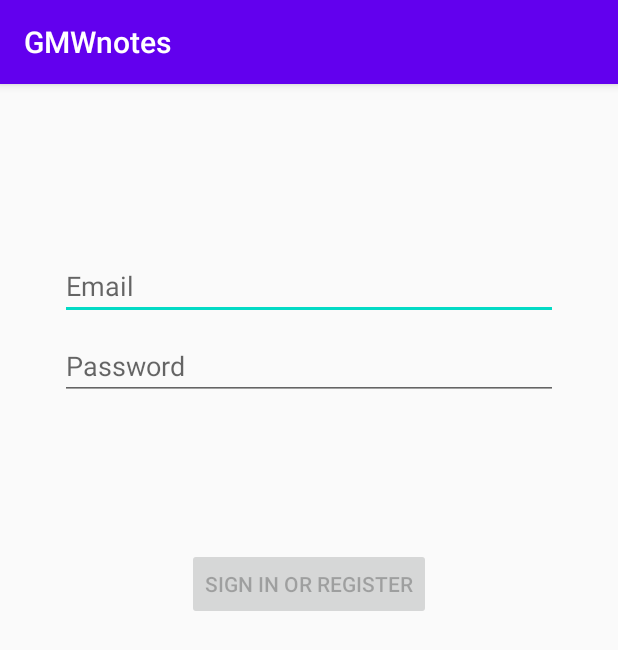
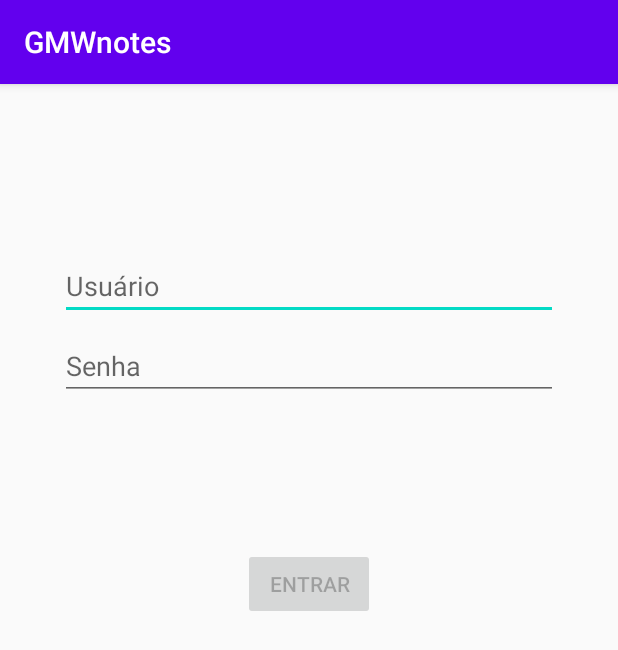
Before and after one commit to mateusmariano/GMWnotes, an Android app: the screen it shows after launch (LoginActivity), on a phone screen of 412 x 824 dp. Shown: the top 650 px of the screen. Run offline under Robolectric (Android 15) with nearby library versions, the phone set to English and light mode, and no system bars.

```diff
--- a/app/src/main/java/com/example/gmwnotes/data/model/LoggedInUser.java
+++ b/app/src/main/java/com/example/gmwnotes/data/model/LoggedInUser.java
@@ -7,10 +7,12 @@ public class LoggedInUser {
 
     private String userId;
     private String displayName;
+    private String password;
 
-    public LoggedInUser(String userId, String displayName) {
+    public LoggedInUser(String userId, String displayName, String password) {
         this.userId = userId;
         this.displayName = displayName;
+        this.password = password;
     }
 
     public String getUserId() {
@@ -20,4 +22,6 @@ public class LoggedInUser {
     public String getDisplayName() {
         return displayName;
     }
+
+    public String getPassword() {return password; }
 }
--- a/app/src/main/java/com/example/gmwnotes/ui/login/LoginActivity.java
+++ b/app/src/main/java/com/example/gmwnotes/ui/login/LoginActivity.java
@@ -134,7 +134,7 @@ public class LoginActivity extends AppCompatActivity {
         Toast.makeText(getApplicationContext(), welcome, Toast.LENGTH_LONG).show();
     }
 
-    private void showLoginFailed(@StringRes Integer errorString) {
+    public void showLoginFailed(@StringRes Integer errorString) {
         Toast.makeText(getApplicationContext(), errorString, Toast.LENGTH_SHORT).show();
     }
 }
--- a/app/src/main/java/com/example/gmwnotes/ui/login/LoginViewModel.java
+++ b/app/src/main/java/com/example/gmwnotes/ui/login/LoginViewModel.java
@@ -65,6 +65,6 @@ public class LoginViewModel extends ViewModel {
 
     // A placeholder password validation check
     private boolean isPasswordValid(String password) {
-        return password != null && password.trim().length() > 5;
+        return password != null && password.trim().length() > 4;
     }
 }
--- a/app/src/main/res/layout/activity_login.xml
+++ b/app/src/main/res/layout/activity_login.xml
@@ -18,7 +18,7 @@
         android:layout_marginStart="24dp"
         android:layout_marginTop="96dp"
         android:layout_marginEnd="24dp"
-        android:hint="@string/prompt_email"
+        android:hint="Usuário"
         android:inputType="textEmailAddress"
         android:selectAllOnFocus="true"
         app:layout_constraintEnd_toEndOf="parent"
@@ -32,7 +32,7 @@
         android:layout_marginStart="24dp"
         android:layout_marginTop="8dp"
         android:layout_marginEnd="24dp"
-        android:hint="@string/prompt_password"
+        android:hint="Senha"
         android:imeActionLabel="@string/action_sign_in_short"
         android:imeOptions="actionDone"
         android:inputType="textPassword"
@@ -51,7 +51,7 @@
         android:layout_marginEnd="48dp"
         android:layout_marginBottom="64dp"
         android:enabled="false"
-        android:text="@string/action_sign_in"
+        android:text="Entrar"
         app:layout_constraintBottom_toBottomOf="parent"
         app:layout_constraintEnd_toEndOf="parent"
         app:layout_constraintStart_toStartOf="parent"
--- a/app/src/main/res/values/strings.xml
+++ b/app/src/main/res/values/strings.xml
@@ -6,7 +6,7 @@
     <string name="action_sign_in">Sign in or register</string>
     <string name="action_sign_in_short">Sign in</string>
     <string name="welcome">"Welcome !"</string>
-    <string name="invalid_username">Not a valid username</string>
-    <string name="invalid_password">Password must be >5 characters</string>
+    <string name="invalid_username">Usuario invalido</string>
+    <string name="invalid_password">A senha deve ter >4 caracteres</string>
     <string name="login_failed">"Login failed"</string>
 </resources>
```
Also changed, not shown: app/src/main/java/com/example/gmwnotes/data/LoginDataSource.java (+10 -4 lines).
